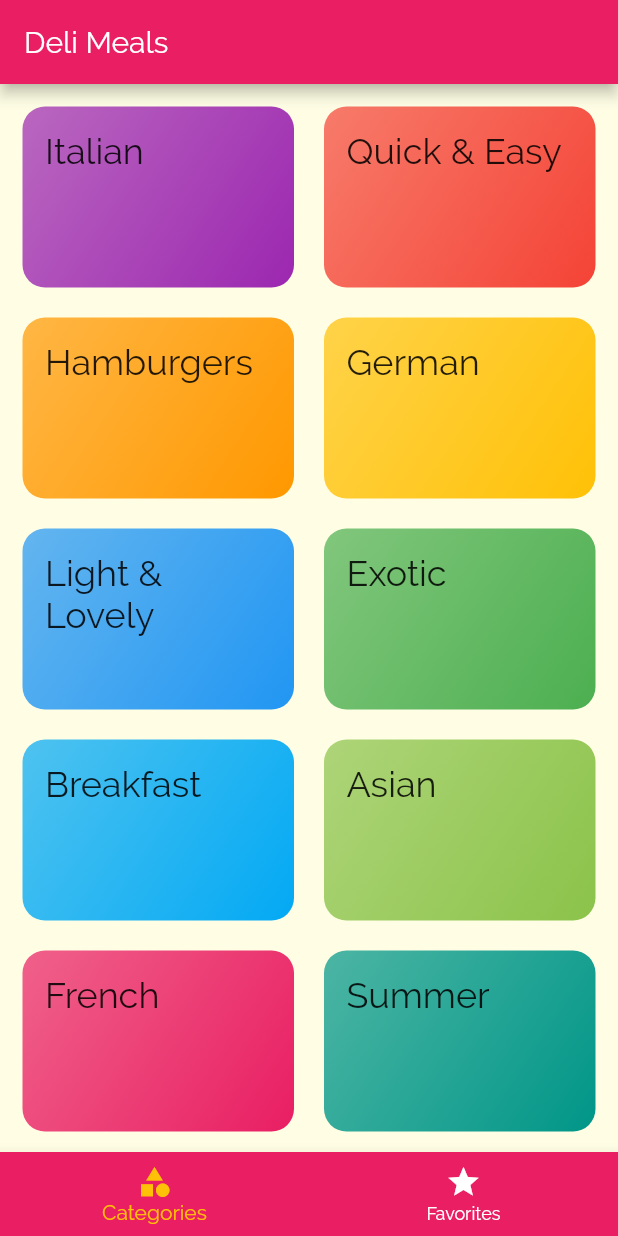
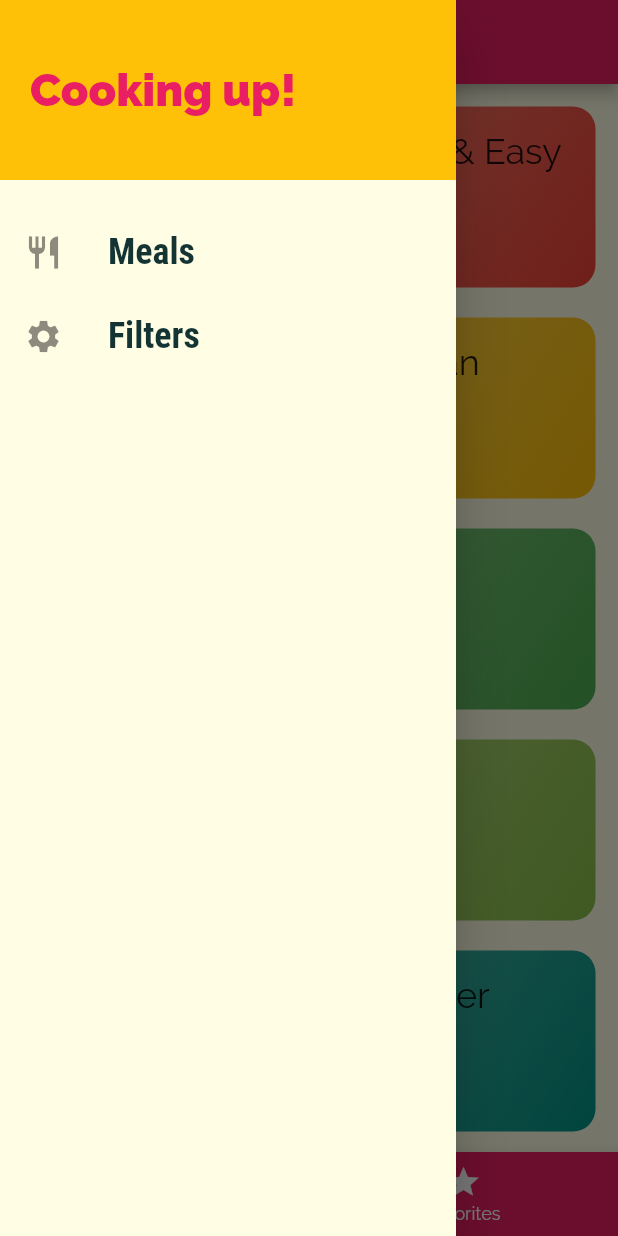
Before and after one commit to dinkelaker/flutter-meals-app, a Flutter app: the screen it shows after launch, with the side drawer open (before the commit the screen has no drawer), on a phone screen of 412 x 824 dp. Run offline on Flutter 3.47's test engine with Material 2 defaults, Android fonts, the phone set to English and light mode, and no system bars.

Commit message:
Drawer menu allows a fly-out-pannel menu

```diff
--- a/lib/screens/tabs_screen.dart
+++ b/lib/screens/tabs_screen.dart
@@ -2,6 +2,8 @@ import 'package:flutter/material.dart';
 
 import './categories_screen.dart';
 import './favorites_screen.dart';
+
+import '../widgets/main_drawer.dart';
 
 import '../dummy_data.dart';
 
@@ -35,6 +37,7 @@ class _TabsScreenState extends State<TabsScreen> {
         appBar: AppBar(
           title: Text('Deli Meals'),
         ),
+        drawer: MainDrawer(),
         body: _tabPages[selectedTabPageIndex],
         bottomNavigationBar: BottomNavigationBar(
           onTap: _selectTabPage,
--- /dev/null
+++ b/lib/widgets/main_drawer.dart
@@ -0,0 +1,45 @@
+import 'package:flutter/material.dart';
+
+class MainDrawer extends StatelessWidget {
+  @override
+  Widget build(BuildContext context) {
+    return Drawer(
+      child: Column(
+        children: <Widget>[
+          Container(
+            height: 120,
+            width: double.infinity,
+            padding: EdgeInsets.all(20),
+            alignment: Alignment.centerLeft,
+            color: Theme.of(context).accentColor,
+            child: Text(
+              'Cooking up!',
+              style: TextStyle(
+                fontWeight: FontWeight.w900,
+                fontSize: 30,
+                color: Theme.of(context).primaryColor,
+              ),
+            ),
+          ),
+          SizedBox(height: 20),
+          buildListTile('Meals', Icons.restaurant),
+          buildListTile('Filters', Icons.settings),
+        ],
+      ),
+    );
+  }
+
+  ListTile buildListTile(String title, IconData iconData) {
+    return ListTile(
+          leading: Icon(iconData, size: 26),
+          title: Text(
+            title,
+            style: TextStyle(
+              fontSize: 24,
+              fontWeight: FontWeight.bold,
+              fontFamily: 'RobotoCondensed'
+            ),
+          ),
+        );
+  }
+}
```
